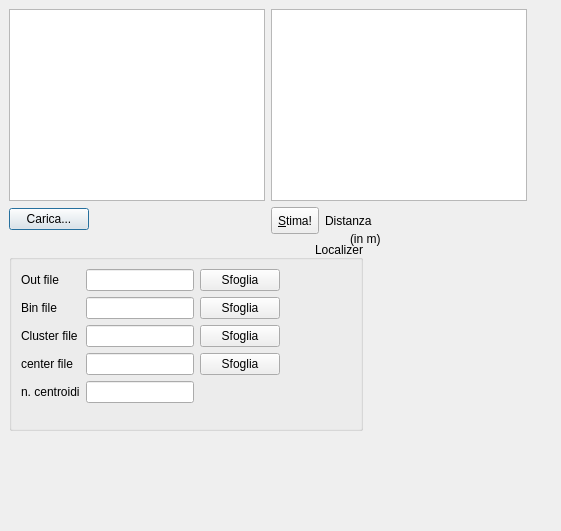
Above: qtgeo/interfaccia.ui from andreapi87/qt_geo before the change. Below: the same form after it.
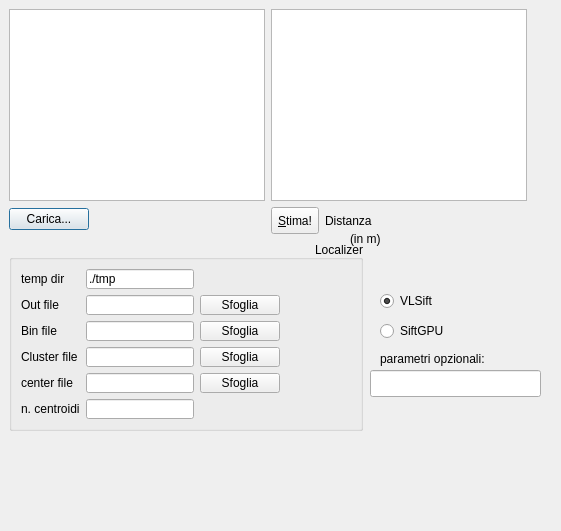
That is the form after the change.

Commit message: aggiungo siftGPU

The edit to the form file:
```diff
--- a/qtgeo/interfaccia.ui
+++ b/qtgeo/interfaccia.ui
@@ -159,84 +159,98 @@
       <property name="sizeConstraint">
        <enum>QLayout::SetNoConstraint</enum>
       </property>
-      <item row="2" column="1">
+      <item row="3" column="1">
        <widget class="QLineEdit" name="bin_input"/>
       </item>
-      <item row="4" column="1">
+      <item row="5" column="1">
        <widget class="QLineEdit" name="center_input"/>
       </item>
-      <item row="4" column="2">
+      <item row="5" column="2">
        <widget class="QPushButton" name="center_tasto">
         <property name="text">
          <string>Sfoglia</string>
         </property>
        </widget>
       </item>
-      <item row="1" column="2">
+      <item row="2" column="2">
        <widget class="QPushButton" name="out_tasto">
         <property name="text">
          <string>Sfoglia</string>
         </property>
        </widget>
       </item>
-      <item row="4" column="0">
+      <item row="5" column="0">
        <widget class="QLabel" name="label_4">
         <property name="text">
          <string>center file</string>
         </property>
        </widget>
       </item>
-      <item row="3" column="1">
+      <item row="4" column="1">
        <widget class="QLineEdit" name="cluster_input"/>
       </item>
-      <item row="3" column="0">
+      <item row="4" column="0">
        <widget class="QLabel" name="label_3">
         <property name="text">
          <string>Cluster file</string>
         </property>
        </widget>
       </item>
-      <item row="2" column="2">
-       <widget class="QPushButton" name="bin_tasto">
-        <property name="text">
-         <string>Sfoglia</string>
-        </property>
-       </widget>
-      </item>
       <item row="3" column="2">
+       <widget class="QPushButton" name="bin_tasto">
+        <property name="text">
+         <string>Sfoglia</string>
+        </property>
+       </widget>
+      </item>
+      <item row="4" column="2">
        <widget class="QPushButton" name="cluster_tasto">
         <property name="text">
          <string>Sfoglia</string>
         </property>
        </widget>
       </item>
-      <item row="2" column="0">
+      <item row="2" column="1">
+       <widget class="QLineEdit" name="out_input"/>
+      </item>
+      <item row="3" column="0">
        <widget class="QLabel" name="label_2">
         <property name="text">
          <string>Bin file</string>
         </property>
        </widget>
       </item>
-      <item row="1" column="0">
+      <item row="6" column="1">
+       <widget class="QLineEdit" name="n_centroidi_input"/>
+      </item>
+      <item row="2" column="0">
        <widget class="QLabel" name="label">
         <property name="text">
          <string>Out file</string>
         </property>
        </widget>
       </item>
-      <item row="1" column="1">
-       <widget class="QLineEdit" name="out_input"/>
-      </item>
-      <item row="5" column="1">
-       <widget class="QLineEdit" name="n_centroidi_input"/>
-      </item>
-      <item row="5" column="0">
+      <item row="6" column="0">
        <widget class="QLabel" name="label_9">
         <property name="text">
          <string>n. centroidi</string>
         </property>
        </widget>
       </item>
+      <item row="1" column="1">
+       <widget class="QLineEdit" name="tmp_input">
+        <property name="text">
+         <string>./tmp</string>
+        </property>
+       </widget>
+      </item>
+      <item row="1" column="0">
+       <widget class="QLabel" name="label_5">
+        <property name="text">
+         <string>temp dir</string>
+        </property>
+       </widget>
+      </item>
      </layout>
     </item>
     <item row="0" column="1">
@@ -285,15 +299,64 @@
     <string>(in m)</string>
    </property>
   </widget>
-  <zorder>horizontalLayoutWidget</zorder>
-  <zorder>out_input</zorder>
-  <zorder>horizontalLayoutWidget_2</zorder>
-  <zorder>horizontalLayoutWidget_3</zorder>
-  <zorder>immagine</zorder>
-  <zorder>file_groupbox</zorder>
-  <zorder>mappa</zorder>
-  <zorder>distanza_label</zorder>
-  <zorder>label_10</zorder>
+  <widget class="QRadioButton" name="tipo_sift_lowe">
+   <property name="geometry">
+    <rect>
+     <x>380</x>
+     <y>290</y>
+     <width>117</width>
+     <height>22</height>
+    </rect>
+   </property>
+   <property name="text">
+    <string>VLSift</string>
+   </property>
+   <property name="checked">
+    <bool>true</bool>
+   </property>
+   <attribute name="buttonGroup">
+    <string notr="true">tipo_sift</string>
+   </attribute>
+  </widget>
+  <widget class="QRadioButton" name="tipo_sift_siftgpu">
+   <property name="geometry">
+    <rect>
+     <x>380</x>
+     <y>320</y>
+     <width>117</width>
+     <height>22</height>
+    </rect>
+   </property>
+   <property name="text">
+    <string>SiftGPU</string>
+   </property>
+   <attribute name="buttonGroup">
+    <string notr="true">tipo_sift</string>
+   </attribute>
+  </widget>
+  <widget class="QLineEdit" name="parametri_input">
+   <property name="geometry">
+    <rect>
+     <x>370</x>
+     <y>370</y>
+     <width>171</width>
+     <height>27</height>
+    </rect>
+   </property>
+  </widget>
+  <widget class="QLabel" name="label_6">
+   <property name="geometry">
+    <rect>
+     <x>380</x>
+     <y>350</y>
+     <width>141</width>
+     <height>17</height>
+    </rect>
+   </property>
+   <property name="text">
+    <string>parametri opzionali:</string>
+   </property>
+  </widget>
  </widget>
  <resources/>
  <connections/>
```
Left out of the diff: 8 changed lines with no effect on the pictures. The commit also changes 15 other files.
